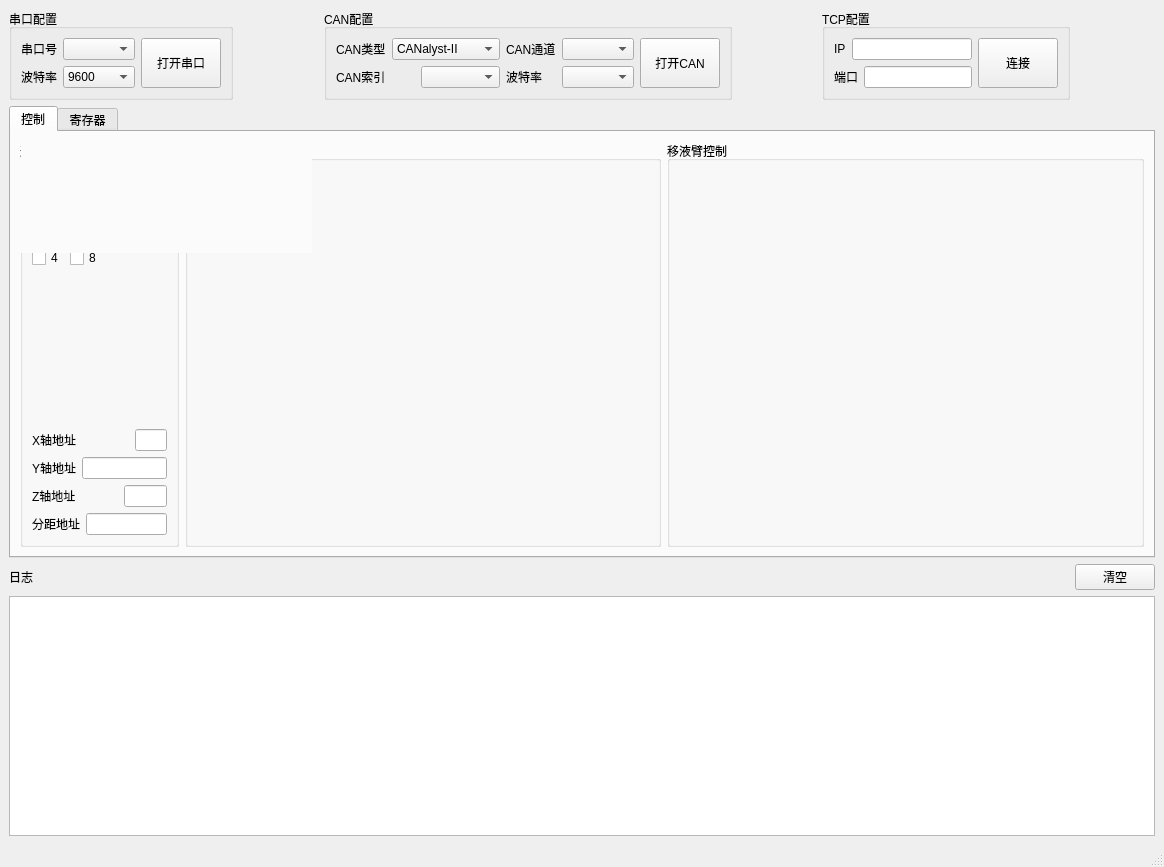
Above: QTProject/MADPV2RegConfigure/mainwindow.ui from mohaifeng/KeytoRepository before the change. Below: the same form after it.
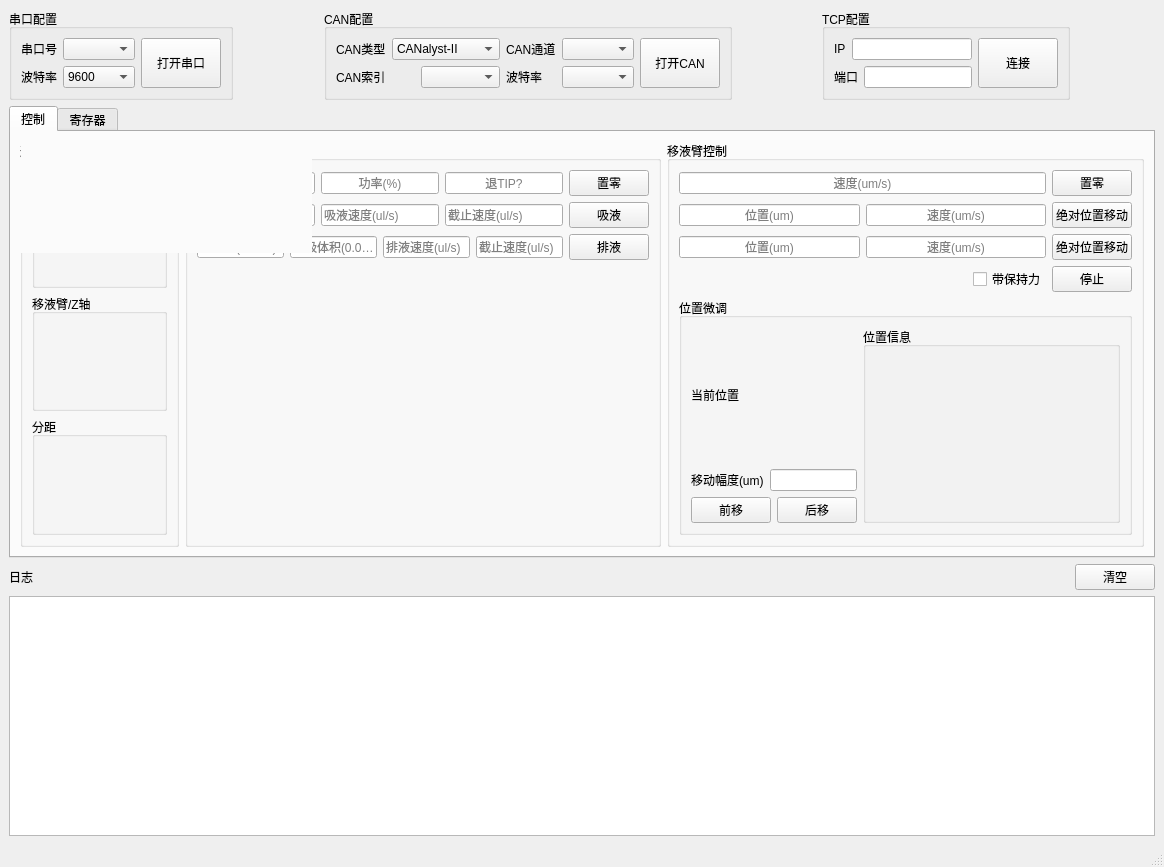
That is the form after the change. The open tabs and pages were chosen to show the change.

```diff
--- a/QTProject/MADPV2RegConfigure/mainwindow.ui
+++ b/QTProject/MADPV2RegConfigure/mainwindow.ui
@@ -271,7 +271,7 @@
     <item>
      <widget class="QTabWidget" name="tabWidget">
       <property name="currentIndex">
-       <number>1</number>
+       <number>0</number>
       </property>
       <widget class="QWidget" name="tab">
        <attribute name="title">
@@ -293,188 +293,378 @@
             </property>
             <layout class="QVBoxLayout" name="verticalLayout_2">
              <item>
-              <layout class="QFormLayout" name="formLayout">
-               <item row="0" column="0">
-                <widget class="QCheckBox" name="ch1checkBox">
+              <widget class="QGroupBox" name="ADPgroupBox">
+               <property name="title">
+                <string>ADP+Z</string>
+               </property>
+               <layout class="QGridLayout" name="gridLayout_5"/>
+              </widget>
+             </item>
+             <item>
+              <widget class="QGroupBox" name="ArmNodegroupBox">
+               <property name="title">
+                <string>移液臂/Z轴</string>
+               </property>
+              </widget>
+             </item>
+             <item>
+              <widget class="QGroupBox" name="groupBox_22">
+               <property name="title">
+                <string>分距</string>
+               </property>
+              </widget>
+             </item>
+            </layout>
+           </widget>
+          </item>
+          <item>
+           <widget class="QGroupBox" name="ADPControlgroupBox">
+            <property name="title">
+             <string>ADP控制</string>
+            </property>
+            <layout class="QVBoxLayout" name="verticalLayout_7">
+             <item>
+              <layout class="QHBoxLayout" name="horizontalLayout_19">
+               <item>
+                <widget class="QLineEdit" name="lineEdit">
                  <property name="text">
-                  <string>1</string>
+                  <string/>
                  </property>
+                 <property name="alignment">
+                  <set>Qt::AlignmentFlag::AlignCenter</set>
+                 </property>
+                 <property name="placeholderText">
+                  <string>速度(ul/s)</string>
+                 </property>
                 </widget>
                </item>
-               <item row="0" column="1">
-                <widget class="QCheckBox" name="ch5checkBox">
-                 <property name="text">
-                  <string>5</string>
+               <item>
+                <widget class="QLineEdit" name="lineEdit_2">
+                 <property name="alignment">
+                  <set>Qt::AlignmentFlag::AlignCenter</set>
                  </property>
+                 <property name="placeholderText">
+                  <string>功率(%)</string>
+                 </property>
                 </widget>
                </item>
-               <item row="1" column="0">
-                <widget class="QCheckBox" name="ch2checkBox">
-                 <property name="enabled">
-                  <bool>true</bool>
+               <item>
+                <widget class="QLineEdit" name="lineEdit_3">
+                 <property name="alignment">
+                  <set>Qt::AlignmentFlag::AlignCenter</set>
                  </property>
-                 <property name="text">
-                  <string>2</string>
+                 <property name="placeholderText">
+                  <string>退TIP?</string>
                  </property>
                 </widget>
                </item>
-               <item row="1" column="1">
-                <widget class="QCheckBox" name="ch6checkBox">
+               <item>
+                <widget class="QPushButton" name="ADPInitpushButton">
                  <property name="text">
-                  <string>6</string>
+                  <string>置零</string>
                  </property>
                 </widget>
                </item>
-               <item row="2" column="0">
-                <widget class="QCheckBox" name="ch3checkBox">
-                 <property name="text">
-                  <string>3</string>
+              </layout>
+             </item>
+             <item>
+              <layout class="QHBoxLayout" name="horizontalLayout_24">
+               <item>
+                <widget class="QLineEdit" name="lineEdit_4">
+                 <property name="placeholderText">
+                  <string>吸液量(0.01ul)</string>
                  </property>
                 </widget>
                </item>
-               <item row="2" column="1">
-                <widget class="QCheckBox" name="ch7checkBox">
-                 <property name="text">
-                  <string>7</string>
+               <item>
+                <widget class="QLineEdit" name="lineEdit_5">
+                 <property name="placeholderText">
+                  <string>吸液速度(ul/s)</string>
                  </property>
                 </widget>
                </item>
-               <item row="3" column="0">
-                <widget class="QCheckBox" name="ch4checkBox">
+               <item>
+                <widget class="QLineEdit" name="lineEdit_6">
+                 <property name="placeholderText">
+                  <string>截止速度(ul/s)</string>
+                 </property>
+                </widget>
+               </item>
+               <item>
+                <widget class="QPushButton" name="pushButton_3">
                  <property name="text">
-                  <string>4</string>
+                  <string>吸液</string>
                  </property>
                 </widget>
                </item>
-               <item row="3" column="1">
-                <widget class="QCheckBox" name="ch8checkBox">
+              </layout>
+             </item>
+             <item>
+              <layout class="QHBoxLayout" name="horizontalLayout_25">
+               <item>
+                <widget class="QLineEdit" name="lineEdit_7">
+                 <property name="placeholderText">
+                  <string>排液量(0.01ul)</string>
+                 </property>
+                </widget>
+               </item>
+               <item>
+                <widget class="QLineEdit" name="lineEdit_8">
+                 <property name="placeholderText">
+                  <string>回吸体积(0.01ul)</string>
+                 </property>
+                </widget>
+               </item>
+               <item>
+                <widget class="QLineEdit" name="lineEdit_9">
+                 <property name="placeholderText">
+                  <string>排液速度(ul/s)</string>
+                 </property>
+                </widget>
+               </item>
+               <item>
+                <widget class="QLineEdit" name="lineEdit_10">
+                 <property name="placeholderText">
+                  <string>截止速度(ul/s)</string>
+                 </property>
+                </widget>
+               </item>
+               <item>
+                <widget class="QPushButton" name="pushButton_4">
                  <property name="text">
-                  <string>8</string>
+                  <string>排液</string>
                  </property>
                 </widget>
                </item>
               </layout>
              </item>
              <item>
-              <spacer name="verticalSpacer_2">
+              <spacer name="verticalSpacer_4">
                <property name="orientation">
                 <enum>Qt::Orientation::Vertical</enum>
                </property>
                <property name="sizeHint" stdset="0">
                 <size>
                  <width>20</width>
-                 <height>117</height>
+                 <height>275</height>
                 </size>
                </property>
               </spacer>
              </item>
-             <item>
-              <layout class="QHBoxLayout" name="horizontalLayout_2" stretch="3,1">
-               <item>
-                <widget class="QLabel" name="label_2">
-                 <property name="text">
-                  <string>X轴地址</string>
-                 </property>
-                </widget>
-               </item>
-               <item>
-                <widget class="QLineEdit" name="AddrXlineEdit">
-                 <property name="sizePolicy">
-                  <sizepolicy hsizetype="Preferred" vsizetype="Fixed">
-                   <horstretch>0</horstretch>
-                   <verstretch>0</verstretch>
-                  </sizepolicy>
-                 </property>
-                </widget>
-               </item>
-              </layout>
-             </item>
-             <item>
-              <layout class="QHBoxLayout" name="horizontalLayout_5">
-               <item>
-                <widget class="QLabel" name="label_5">
-                 <property name="text">
-                  <string>Y轴地址</string>
-                 </property>
-                </widget>
-               </item>
-               <item>
-                <widget class="QLineEdit" name="AddrYlineEdit">
-                 <property name="sizePolicy">
-                  <sizepolicy hsizetype="Preferred" vsizetype="Fixed">
-                   <horstretch>0</horstretch>
-                   <verstretch>0</verstretch>
-                  </sizepolicy>
-                 </property>
-                </widget>
-               </item>
-              </layout>
-             </item>
-             <item>
-              <layout class="QHBoxLayout" name="horizontalLayout_6" stretch="2,1">
-               <property name="sizeConstraint">
-                <enum>QLayout::SizeConstraint::SetMinimumSize</enum>
-               </property>
-               <item>
-                <widget class="QLabel" name="label_6">
-                 <property name="sizePolicy">
-                  <sizepolicy hsizetype="Preferred" vsizetype="Preferred">
-                   <horstretch>0</horstretch>
-                   <verstretch>0</verstretch>
-                  </sizepolicy>
-                 </property>
-                 <property name="minimumSize">
-                  <size>
-                   <width>80</width>
-                   <height>0</height>
-                  </size>
-                 </property>
-                 <property name="text">
-                  <string>Z轴地址</string>
-                 </property>
-                </widget>
-               </item>
-               <item>
-                <widget class="QLineEdit" name="AddrZlineEdit">
-                 <property name="sizePolicy">
-                  <sizepolicy hsizetype="Preferred" vsizetype="Fixed">
-                   <horstretch>0</horstretch>
-                   <verstretch>0</verstretch>
-                  </sizepolicy>
-                 </property>
-                </widget>
-               </item>
-              </layout>
-             </item>
-             <item>
-              <layout class="QHBoxLayout" name="horizontalLayout_17">
-               <item>
-                <widget class="QLabel" name="label_13">
-                 <property name="text">
-                  <string>分距地址</string>
-                 </property>
-                </widget>
-               </item>
-               <item>
-                <widget class="QLineEdit" name="AddrSpreaderlineEdit"/>
-               </item>
-              </layout>
-             </item>
             </layout>
            </widget>
           </item>
-          <item>
-           <widget class="QGroupBox" name="ADPControlgroupBox">
-            <property name="title">
-             <string>ADP控制</string>
-            </property>
-           </widget>
-          </item>
           <item>
            <widget class="QGroupBox" name="ArmgroupBox">
             <property name="title">
              <string>移液臂控制</string>
             </property>
+            <layout class="QVBoxLayout" name="verticalLayout_9">
+             <item>
+              <layout class="QVBoxLayout" name="verticalLayout_8">
+               <item>
+                <layout class="QHBoxLayout" name="horizontalLayout_26">
+                 <item>
+                  <widget class="QLineEdit" name="lineEdit_11">
+                   <property name="text">
+                    <string/>
+                   </property>
+                   <property name="alignment">
+                    <set>Qt::AlignmentFlag::AlignCenter</set>
+                   </property>
+                   <property name="placeholderText">
+                    <string>速度(um/s)</string>
+                   </property>
+                  </widget>
+                 </item>
+                 <item>
+                  <widget class="QPushButton" name="pushButton_5">
+                   <property name="text">
+                    <string>置零</string>
+                   </property>
+                  </widget>
+                 </item>
+                </layout>
+               </item>
+               <item>
+                <layout class="QHBoxLayout" name="horizontalLayout_27">
+                 <item>
+                  <widget class="QLineEdit" name="lineEdit_12">
+                   <property name="text">
+                    <string/>
+                   </property>
+                   <property name="alignment">
+                    <set>Qt::AlignmentFlag::AlignCenter</set>
+                   </property>
+                   <property name="placeholderText">
+                    <string>位置(um)</string>
+                   </property>
+                  </widget>
+                 </item>
+                 <item>
+                  <widget class="QLineEdit" name="lineEdit_13">
+                   <property name="text">
+                    <string/>
+                   </property>
+                   <property name="alignment">
+                    <set>Qt::AlignmentFlag::AlignCenter</set>
+                   </property>
+                   <property name="placeholderText">
+                    <string>速度(um/s)</string>
+                   </property>
+                  </widget>
+                 </item>
+                 <item>
+                  <widget class="QPushButton" name="pushButton_6">
+                   <property name="text">
+                    <string>绝对位置移动</string>
+                   </property>
+                  </widget>
+                 </item>
+                </layout>
+               </item>
+               <item>
+                <layout class="QHBoxLayout" name="horizontalLayout_28">
+                 <item>
+                  <widget class="QLineEdit" name="lineEdit_15">
+                   <property name="text">
+                    <string/>
+                   </property>
+                   <property name="alignment">
+                    <set>Qt::AlignmentFlag::AlignCenter</set>
+                   </property>
+                   <property name="placeholderText">
+                    <string>位置(um)</string>
+                   </property>
+                  </widget>
+                 </item>
+                 <item>
+                  <widget class="QLineEdit" name="lineEdit_14">
+                   <property name="text">
+                    <string/>
+                   </property>
+                   <property name="alignment">
+                    <set>Qt::AlignmentFlag::AlignCenter</set>
+                   </property>
+                   <property name="placeholderText">
+                    <string>速度(um/s)</string>
+                   </property>
+                  </widget>
+                 </item>
+                 <item>
+                  <widget class="QPushButton" name="pushButton_7">
+                   <property name="text">
+                    <string>绝对位置移动</string>
+                   </property>
+                  </widget>
+                 </item>
+                </layout>
+               </item>
+               <item>
+                <layout class="QHBoxLayout" name="horizontalLayout_29">
+                 <item>
+                  <spacer name="horizontalSpacer_7">
+                   <property name="orientation">
+                    <enum>Qt::Orientation::Horizontal</enum>
+                   </property>
+                   <property name="sizeHint" stdset="0">
+                    <size>
+                     <width>40</width>
+                     <height>20</height>
+                    </size>
+                   </property>
+                  </spacer>
+                 </item>
+                 <item>
+                  <widget class="QCheckBox" name="checkBox">
+                   <property name="text">
+                    <string>带保持力</string>
+                   </property>
+                  </widget>
+                 </item>
+                 <item>
+                  <widget class="QPushButton" name="pushButton_8">
+                   <property name="text">
+                    <string>停止</string>
+                   </property>
+                  </widget>
+                 </item>
+                </layout>
+               </item>
+              </layout>
+             </item>
+             <item>
+              <widget class="QGroupBox" name="groupBox_4">
+               <property name="title">
+                <string>位置微调</string>
+               </property>
+               <layout class="QHBoxLayout" name="horizontalLayout_30" stretch="1,2">
+                <item>
+                 <layout class="QVBoxLayout" name="verticalLayout_10">
+                  <item>
+                   <layout class="QHBoxLayout" name="horizontalLayout_5">
+                    <item>
+                     <widget class="QLabel" name="label_2">
+                      <property name="text">
+                       <string>当前位置</string>
+                      </property>
+                     </widget>
+                    </item>
+                    <item>
+                     <widget class="QLabel" name="label_5">
+                      <property name="text">
+                       <string/>
+                      </property>
+                     </widget>
+                    </item>
+                   </layout>
+                  </item>
+                  <item>
+                   <layout class="QHBoxLayout" name="horizontalLayout_2">
+                    <item>
+                     <widget class="QLabel" name="label_6">
+                      <property name="text">
+                       <string>移动幅度(um)</string>
+                      </property>
+                     </widget>
+                    </item>
+                    <item>
+                     <widget class="QLineEdit" name="lineEdit_16"/>
+                    </item>
+                   </layout>
+                  </item>
+                  <item>
+                   <layout class="QHBoxLayout" name="horizontalLayout_6">
+                    <item>
+                     <widget class="QPushButton" name="pushButton_9">
+                      <property name="text">
+                       <string>前移</string>
+                      </property>
+                     </widget>
+                    </item>
+                    <item>
+                     <widget class="QPushButton" name="pushButton_12">
+                      <property name="text">
+                       <string>后移</string>
+                      </property>
+                     </widget>
+                    </item>
+                   </layout>
+                  </item>
+                 </layout>
+                </item>
+                <item>
+                 <widget class="QGroupBox" name="groupBox_23">
+                  <property name="title">
+                   <string>位置信息</string>
+                  </property>
+                  <layout class="QHBoxLayout" name="horizontalLayout_17"/>
+                 </widget>
+                </item>
+               </layout>
+              </widget>
+             </item>
+            </layout>
            </widget>
           </item>
          </layout>
@@ -1353,14 +1543,14 @@
              </widget>
             </item>
             <item>
-             <widget class="QPushButton" name="pushButton_7">
+             <widget class="QPushButton" name="SavepushButton">
               <property name="text">
                <string>掉点保存</string>
               </property>
              </widget>
             </item>
             <item>
-             <widget class="QPushButton" name="pushButton_8">
+             <widget class="QPushButton" name="RestorepushButton">
               <property name="text">
                <string>恢复出厂设置</string>
               </property>
@@ -1368,6 +1558,13 @@
             </item>
            </layout>
           </item>
+          <item>
+           <widget class="QPushButton" name="RestartpushButton">
+            <property name="text">
+             <string>重启</string>
+            </property>
+           </widget>
+          </item>
           <item>
            <spacer name="verticalSpacer">
             <property name="orientation">
```
